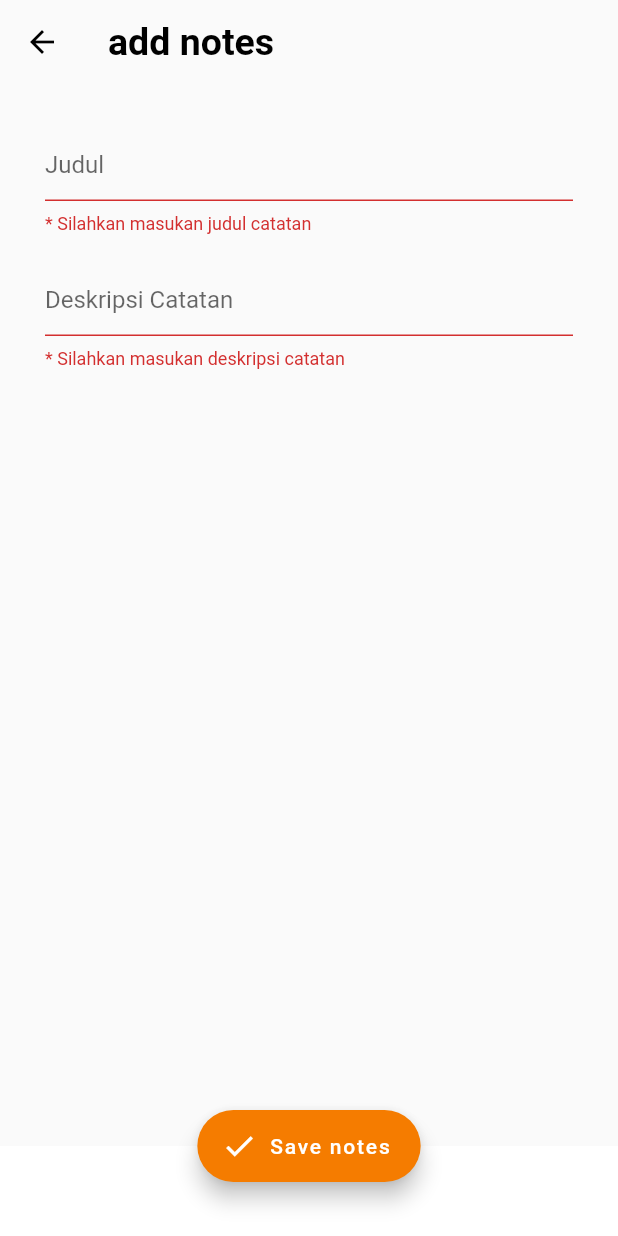
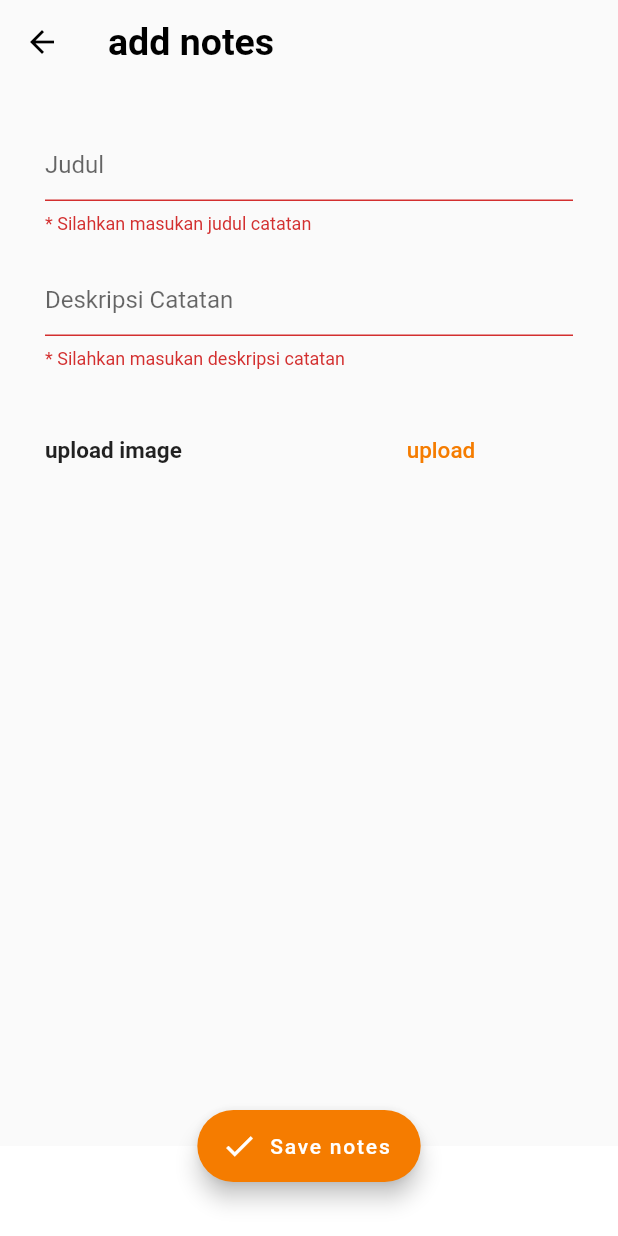
Before and after one commit to ramadhanialfarizi/notes-app, a Flutter app: the AddListPage screen opened by its route, after a tap on "Save notes", on a phone screen of 412 x 824 dp. Run offline on Flutter 3.47's test engine with Material 2 defaults, Android fonts, the phone set to English and light mode, and no system bars; our stand-ins replace cloud_firestore, file_picker, firebase_auth, firebase_core, firebase_storage, google_sign_in and 2 more; accounts and stored records are empty.

Commit message:
finish upload file features

```diff
--- a/lib/model/note_model.dart
+++ b/lib/model/note_model.dart
@@ -2,6 +2,7 @@ class NoteModel {
   String? id;
   String? title;
   String? description;
+  String? image;
 
   NoteModel({
     this.id,
--- a/lib/pages/add_notes_page.dart
+++ b/lib/pages/add_notes_page.dart
@@ -1,6 +1,10 @@
+//import 'dart:io';
 import 'package:cloud_firestore/cloud_firestore.dart';
 import 'package:firebase_auth/firebase_auth.dart';
 import 'package:flutter/material.dart';
+//import 'package:image_picker/image_picker.dart';
+import 'package:note_app/handler/upload_handler.dart';
+import 'package:file_picker/file_picker.dart';
 
 class AddListPage extends StatefulWidget {
   const AddListPage({super.key});
@@ -15,6 +19,8 @@ class _AddListPageState extends State<AddListPage> {
   final formKey = GlobalKey<FormState>();
 
   final currentUsers = FirebaseAuth.instance;
+  final UploadHandler storage = UploadHandler();
+  String? imagePath;
 
   @override
   void dispose() {
@@ -22,6 +28,36 @@ class _AddListPageState extends State<AddListPage> {
     title_controller.dispose();
     description_controller.dispose();
     super.dispose();
+  }
+
+  // Future<XFile?> getImage() async {
+  //   return await ImagePicker().pickImage(source: ImageSource.gallery);
+  // }
+
+  dynamic getImage() async {
+    final file = await FilePicker.platform.pickFiles(
+      type: FileType.custom,
+      allowedExtensions: ["png", "jpg"],
+      allowMultiple: false,
+    );
+
+    if (file == null) {
+      ScaffoldMessenger.of(context).showSnackBar(
+        const SnackBar(
+          content: Text('no selected file'),
+          duration: Duration(milliseconds: 800),
+        ),
+      );
+      return null;
+    }
+
+    final path = file.files.single.path!;
+    final fileName = file.files.single.name;
+
+    storage.uploadImage(path, fileName);
+    imagePath = await storage.getURLImage(fileName);
+
+    setState(() {});
   }
 
   @override
@@ -83,6 +119,54 @@ class _AddListPageState extends State<AddListPage> {
                       }
                     },
                   ),
+                  SizedBox(
+                    height: 30,
+                  ),
+                  (imagePath != null)
+                      ? Container(
+                          width: double.infinity,
+                          height: 200,
+                          decoration: BoxDecoration(
+                            image: DecorationImage(
+                              image: NetworkImage(imagePath!),
+                              fit: BoxFit.cover,
+                            ),
+                          ),
+                        )
+                      : SizedBox(
+                          height: 0,
+                        ),
+                  Row(
+                    children: [
+                      Expanded(
+                        child: Text(
+                          'upload image',
+                          style: TextStyle(
+                              fontWeight: FontWeight.bold, fontSize: 15),
+                        ),
+                      ),
+                      Expanded(
+                        child: TextButton(
+                          child: const Text(
+                            'upload',
+                            style: TextStyle(fontSize: 15),
+                          ),
+                          style: TextButton.styleFrom(
+                            foregroundColor: Colors.orange[700], // Text Color
+                          ),
+                          onPressed: () async {
+                            getImage();
+
+                            // imagePath =
+                            //     await storage.getURLImage('IMG_0009.JPG');
+
+                            // setState(() {});
+                          },
+                          //style: ButtonStyle(backgroundColor: Colors.orange[700]),
+                        ),
+                      ),
+                    ],
+                  )
                 ],
               ),
             ),
--- a/pubspec.yaml
+++ b/pubspec.yaml
@@ -41,6 +41,9 @@ dependencies:
   google_sign_in: ^5.4.2
   shared_preferences: ^2.0.15
   cloud_firestore: ^4.2.0
+  firebase_storage: ^11.0.8
+  image_picker: ^0.8.6
+  file_picker: ^5.2.4
 
 dev_dependencies:
   flutter_test:
```
Also changed, not shown: lib/handler/upload_handler.dart (added, +35 -0 lines), lib/pages/detail_page.dart (+36 -2 lines), pubspec.lock, 2 other files.
